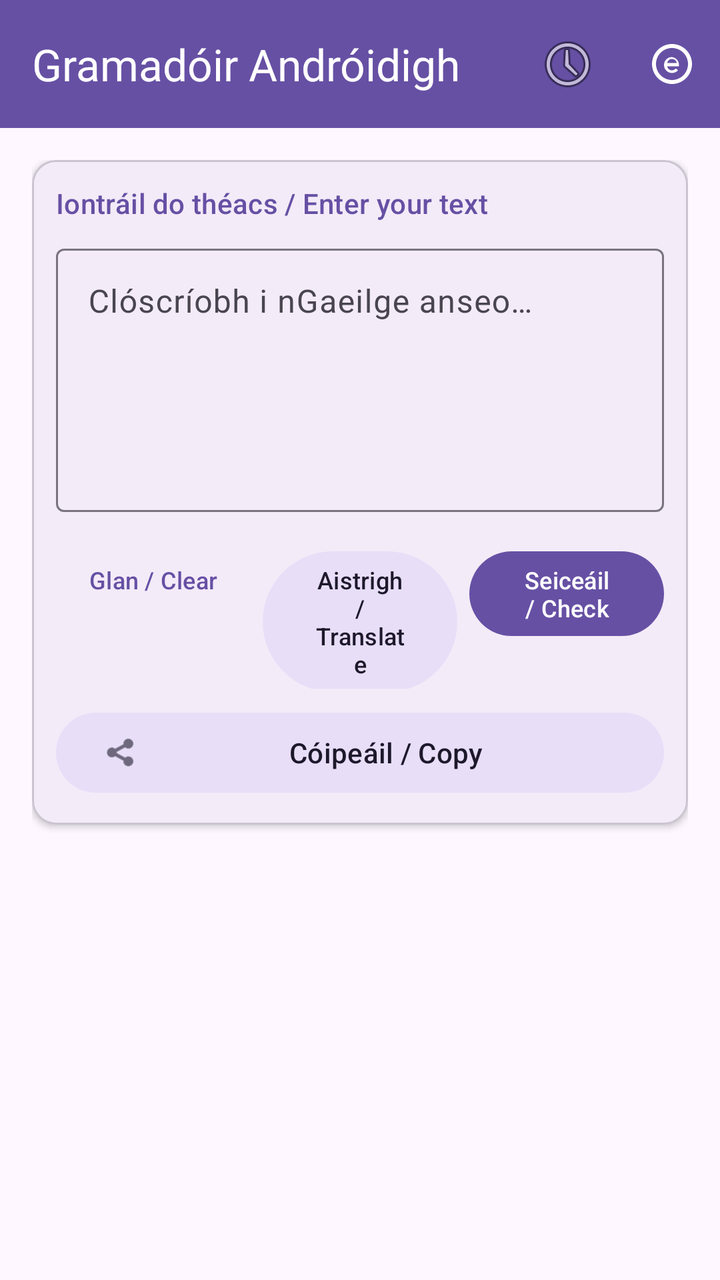
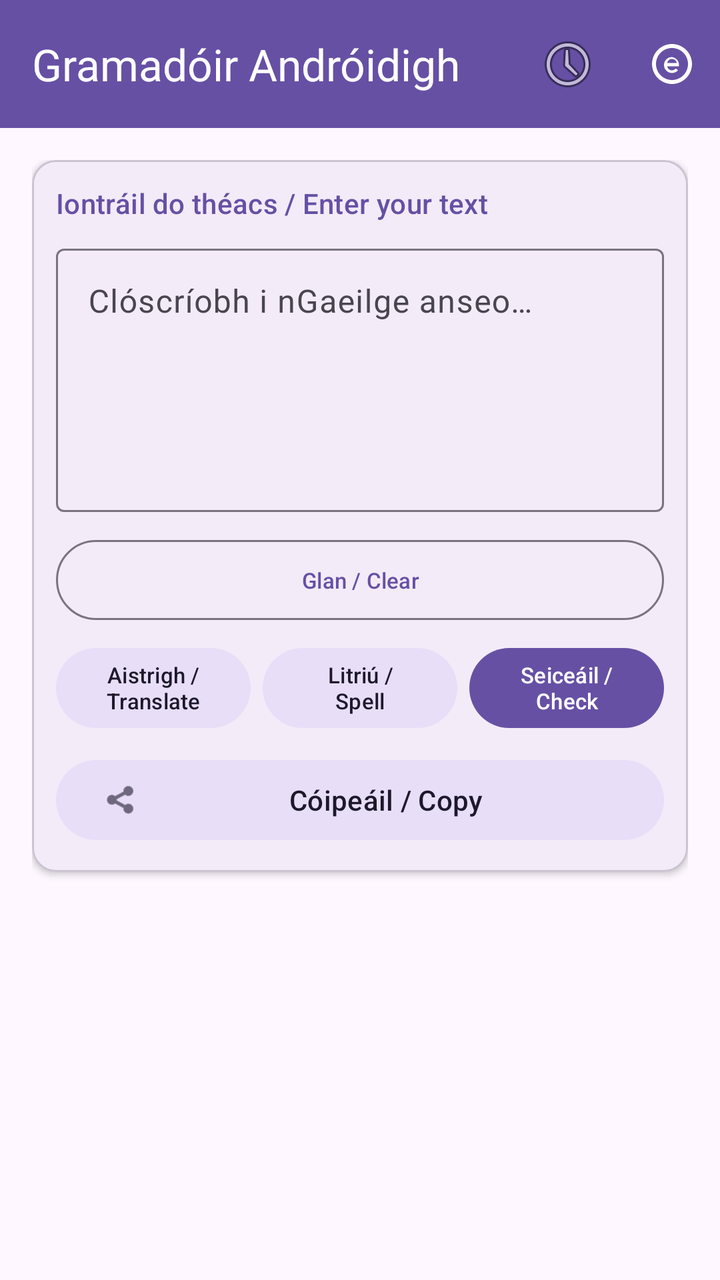

Two renders of the same Android screen: before a commit and after it. Below are the layout's source before the change and the commit's diff.
<!-- AndroidManifest.xml: application theme Theme.GramadoirApp -->
<!-- res/layout/activity_main.xml -->
<?xml version="1.0" encoding="utf-8"?>
<androidx.coordinatorlayout.widget.CoordinatorLayout
    xmlns:android="http://schemas.android.com/apk/res/android"
    xmlns:app="http://schemas.android.com/apk/res-auto"
    android:layout_width="match_parent"
    android:layout_height="match_parent"
    android:background="?attr/colorSurface">

    
    <com.google.android.material.appbar.AppBarLayout
        android:id="@+id/appBarLayout"
        android:layout_width="match_parent"
        android:layout_height="wrap_content">

        <com.google.android.material.appbar.MaterialToolbar
            android:id="@+id/toolbar"
            android:layout_width="match_parent"
            android:layout_height="?attr/actionBarSize"
            app:title="@string/app_name"
            app:titleTextColor="?attr/colorOnPrimary"
            android:background="?attr/colorPrimary"
            app:menu="@menu/menu_main"/>

    </com.google.android.material.appbar.AppBarLayout>

    
    <androidx.core.widget.NestedScrollView
        android:layout_width="match_parent"
        android:layout_height="match_parent"
        app:layout_behavior="@string/appbar_scrolling_view_behavior">

        <LinearLayout
            android:layout_width="match_parent"
            android:layout_height="wrap_content"
            android:orientation="vertical"
            android:padding="16dp">

            
            <com.google.android.material.card.MaterialCardView
                android:layout_width="match_parent"
                android:layout_height="wrap_content"
                android:layout_marginBottom="12dp"
                app:cardElevation="2dp"
                app:cardCornerRadius="12dp">

                <LinearLayout
                    android:layout_width="match_parent"
                    android:layout_height="wrap_content"
                    android:orientation="vertical"
                    android:padding="12dp">

                    <TextView
                        android:layout_width="wrap_content"
                        android:layout_height="wrap_content"
                        android:text="@string/label_input"
                        android:textAppearance="?attr/textAppearanceLabelLarge"
                        android:textColor="?attr/colorPrimary"
                        android:layout_marginBottom="8dp"/>

                    <com.google.android.material.textfield.TextInputLayout
                        android:id="@+id/textInputLayout"
                        style="@style/Widget.Material3.TextInputLayout.OutlinedBox"
                        android:layout_width="match_parent"
                        android:layout_height="wrap_content"
                        android:hint="@string/hint_enter_irish">

                        <com.google.android.material.textfield.TextInputEditText
                            android:id="@+id/editTextIrish"
                            android:layout_width="match_parent"
                            android:layout_height="wrap_content"
                            android:gravity="top"
                            android:inputType="textMultiLine|textCapSentences"
                            android:minLines="5"
                            android:maxLines="10"
                            android:scrollbars="vertical"
                            android:textSize="16sp" />

                    </com.google.android.material.textfield.TextInputLayout>

                    
                    <LinearLayout
                        android:layout_width="match_parent"
                        android:layout_height="wrap_content"
                        android:orientation="horizontal"
                        android:layout_marginTop="10dp"
                        android:gravity="end">

                        <com.google.android.material.button.MaterialButton
                            android:id="@+id/buttonClear"
                            style="@style/Widget.Material3.Button.TextButton"
                            android:layout_width="0dp"
                            android:layout_height="wrap_content"
                            android:layout_weight="1"
                            android:text="@string/button_clear"
                            android:textSize="12sp"/>

                        <com.google.android.material.button.MaterialButton
                            android:id="@+id/buttonTranslate"
                            style="@style/Widget.Material3.Button.TonalButton"
                            android:layout_width="0dp"
                            android:layout_height="wrap_content"
                            android:layout_weight="1"
                            android:layout_marginStart="6dp"
                            android:text="@string/button_translate"
                            android:textSize="12sp"/>

                        <com.google.android.material.button.MaterialButton
                            android:id="@+id/buttonCheck"
                            android:layout_width="0dp"
                            android:layout_height="wrap_content"
                            android:layout_weight="1"
                            android:layout_marginStart="6dp"
                            android:text="@string/button_check"
                            android:textSize="12sp"/>

                    </LinearLayout>

                    
                    <com.google.android.material.button.MaterialButton
                        android:id="@+id/buttonCopyText"
                        style="@style/Widget.Material3.Button.TonalButton"
                        android:layout_width="match_parent"
                        android:layout_height="wrap_content"
                        android:layout_marginTop="8dp"
                        android:text="@string/button_copy_text"
                        app:icon="@android:drawable/ic_menu_share"/>

                </LinearLayout>
            </com.google.android.material.card.MaterialCardView>

            
            <com.google.android.material.progressindicator.LinearProgressIndicator
                android:id="@+id/progressBar"
                android:layout_width="match_parent"
                android:layout_height="wrap_content"
                android:layout_marginBottom="8dp"
                android:visibility="gone"
                app:trackCornerRadius="4dp"
                android:indeterminate="true"/>

            
            <com.google.android.material.card.MaterialCardView
                android:id="@+id/cardResults"
                android:layout_width="match_parent"
                android:layout_height="wrap_content"
                android:visibility="gone"
                app:cardElevation="2dp"
                app:cardCornerRadius="12dp">

                <LinearLayout
                    android:layout_width="match_parent"
                    android:layout_height="wrap_content"
                    android:orientation="vertical"
                    android:padding="12dp">

                    <TextView
                        android:id="@+id/textResultsTitle"
                        android:layout_width="match_parent"
                        android:layout_height="wrap_content"
                        android:layout_marginBottom="8dp"
                        android:text="@string/label_results"
                        android:textAppearance="?attr/textAppearanceLabelLarge"
                        android:textColor="?attr/colorPrimary"/>

                    
                    <TextView
                        android:id="@+id/textNoErrors"
                        android:layout_width="match_parent"
                        android:layout_height="wrap_content"
                        android:text="@string/msg_no_errors"
                        android:textAppearance="?attr/textAppearanceBodyLarge"
                        android:textColor="@color/green_success"
                        android:visibility="gone"
                        android:padding="8dp"/>

                    
                    <LinearLayout
                        android:id="@+id/containerErrors"
                        android:layout_width="match_parent"
                        android:layout_height="wrap_content"
                        android:orientation="vertical" />

                </LinearLayout>
            </com.google.android.material.card.MaterialCardView>

            
            <com.google.android.material.card.MaterialCardView
                android:id="@+id/cardError"
                android:layout_width="match_parent"
                android:layout_height="wrap_content"
                android:layout_marginTop="8dp"
                android:visibility="gone"
                app:cardElevation="2dp"
                app:cardCornerRadius="12dp"
                app:cardBackgroundColor="?attr/colorErrorContainer">

                <TextView
                    android:id="@+id/textError"
                    android:layout_width="match_parent"
                    android:layout_height="wrap_content"
                    android:padding="16dp"
                    android:textColor="?attr/colorOnErrorContainer"
                    android:textAppearance="?attr/textAppearanceBodyMedium"/>

            </com.google.android.material.card.MaterialCardView>

            
            <com.google.android.material.progressindicator.LinearProgressIndicator
                android:id="@+id/progressBarTranslation"
                android:layout_width="match_parent"
                android:layout_height="wrap_content"
                android:layout_marginTop="8dp"
                android:layout_marginBottom="8dp"
                android:visibility="gone"
                app:trackCornerRadius="4dp"
                android:indeterminate="true"/>

            
            <com.google.android.material.card.MaterialCardView
                android:id="@+id/cardTranslation"
                android:layout_width="match_parent"
                android:layout_height="wrap_content"
                android:layout_marginTop="8dp"
                android:visibility="gone"
                app:cardElevation="2dp"
                app:cardCornerRadius="12dp">

                <LinearLayout
                    android:layout_width="match_parent"
                    android:layout_height="wrap_content"
                    android:orientation="vertical"
                    android:padding="12dp">

                    
                    <TextView
                        android:layout_width="match_parent"
                        android:layout_height="wrap_content"
                        android:text="@string/label_translation"
                        android:textAppearance="?attr/textAppearanceLabelLarge"
                        android:textColor="?attr/colorPrimary"
                        android:layout_marginBottom="8dp"/>

                    
                    <LinearLayout
                        android:layout_width="match_parent"
                        android:layout_height="wrap_content"
                        android:orientation="horizontal"
                        android:gravity="end"
                        android:layout_marginBottom="8dp">

                        <com.google.android.material.button.MaterialButton
                            android:id="@+id/buttonClearTranslation"
                            style="@style/Widget.Material3.Button.TextButton"
                            android:layout_width="wrap_content"
                            android:layout_height="wrap_content"
                            android:text="@string/button_clear"/>

                    </LinearLayout>

                    
                    <TextView
                        android:id="@+id/textTranslation"
                        android:layout_width="match_parent"
                        android:layout_height="wrap_content"
                        android:textAppearance="?attr/textAppearanceBodyLarge"
                        android:padding="8dp"
                        android:textIsSelectable="true"
                        android:lineSpacingMultiplier="1.3"/>

                </LinearLayout>
            </com.google.android.material.card.MaterialCardView>

        </LinearLayout>
    </androidx.core.widget.NestedScrollView>

</androidx.coordinatorlayout.widget.CoordinatorLayout>
<!-- resources referenced by this layout -->
<resources>
  <color name="green_success">#2E7D32</color>
  <string name="app_name">Gramadóir Andróidigh</string>
  <string name="button_check">Seiceáil / Check</string>
  <string name="button_clear">Glan / Clear</string>
  <string name="button_copy_text">Cóipeáil / Copy</string>
  <string name="button_translate">Aistrigh / Translate</string>
  <string name="hint_enter_irish">Clóscríobh i nGaeilge anseo…</string>
  <string name="label_input">Iontráil do théacs / Enter your text</string>
  <string name="label_results">Torthaí / Results</string>
  <string name="label_translation">Aistriúchán go Béarla / Translation to English</string>
  <string name="msg_no_errors">✓ Níl aon earráidí gramadaí! (No grammar errors found)</string>
  <style name="Theme.GramadoirApp" parent="Theme.Material3.DayNight.NoActionBar">
          
          <item name="colorPrimary">@color/md_theme_primary</item>
          <item name="colorOnPrimary">@color/md_theme_on_primary</item>
          <item name="colorPrimaryContainer">@color/md_theme_primary_container</item>
          <item name="colorOnPrimaryContainer">@color/md_theme_on_primary_container</item>
      </style>
  <color name="md_theme_primary">#6650A4</color>
  <color name="md_theme_on_primary">#FFFFFF</color>
  <color name="md_theme_primary_container">#EADDFF</color>
  <color name="md_theme_on_primary_container">#21005D</color>
</resources>

<!-- the commit's change to res/layout/activity_main.xml (unified diff, before → after) -->
@@ -78,21 +78,24 @@
                     </com.google.android.material.textfield.TextInputLayout>
 
                     
+                    <com.google.android.material.button.MaterialButton
+                        android:id="@+id/buttonClear"
+                        style="@style/Widget.Material3.Button.OutlinedButton"
+                        android:layout_width="match_parent"
+                        android:layout_height="wrap_content"
+                        android:layout_marginTop="10dp"
+                        android:paddingTop="4dp"
+                        android:paddingBottom="4dp"
+                        android:text="@string/button_clear"
+                        android:textSize="11sp"/>
+
+                    
                     <LinearLayout
                         android:layout_width="match_parent"
                         android:layout_height="wrap_content"
                         android:orientation="horizontal"
-                        android:layout_marginTop="10dp"
+                        android:layout_marginTop="6dp"
                         android:gravity="end">
-
-                        <com.google.android.material.button.MaterialButton
-                            android:id="@+id/buttonClear"
-                            style="@style/Widget.Material3.Button.TextButton"
-                            android:layout_width="0dp"
-                            android:layout_height="wrap_content"
-                            android:layout_weight="1"
-                            android:text="@string/button_clear"
-                            android:textSize="12sp"/>
 
                         <com.google.android.material.button.MaterialButton
                             android:id="@+id/buttonTranslate"
@@ -100,9 +103,18 @@
                             android:layout_width="0dp"
                             android:layout_height="wrap_content"
                             android:layout_weight="1"
+                            android:text="@string/button_translate"
+                            android:textSize="11sp"/>
+
+                        <com.google.android.material.button.MaterialButton
+                            android:id="@+id/buttonSpell"
+                            style="@style/Widget.Material3.Button.TonalButton"
+                            android:layout_width="0dp"
+                            android:layout_height="wrap_content"
+                            android:layout_weight="1"
                             android:layout_marginStart="6dp"
-                            android:text="@string/button_translate"
-                            android:textSize="12sp"/>
+                            android:text="@string/button_spell"
+                            android:textSize="11sp"/>
 
                         <com.google.android.material.button.MaterialButton
                             android:id="@+id/buttonCheck"
@@ -111,10 +123,9 @@
                             android:layout_weight="1"
                             android:layout_marginStart="6dp"
                             android:text="@string/button_check"
-                            android:textSize="12sp"/>
+                            android:textSize="11sp"/>
 
                     </LinearLayout>
-
                     
                     <com.google.android.material.button.MaterialButton
                         android:id="@+id/buttonCopyText"
@@ -131,6 +142,61 @@
             
             <com.google.android.material.progressindicator.LinearProgressIndicator
                 android:id="@+id/progressBar"
+                android:layout_width="match_parent"
+                android:layout_height="wrap_content"
+                android:layout_marginBottom="8dp"
+                android:visibility="gone"
+                app:trackCornerRadius="4dp"
+                android:indeterminate="true"/>
+
+
+            
+            <com.google.android.material.card.MaterialCardView
+                android:id="@+id/cardSpelling"
+                android:layout_width="match_parent"
+                android:layout_height="wrap_content"
+                android:visibility="gone"
+                app:cardElevation="2dp"
+                app:cardCornerRadius="12dp">
+
+                <LinearLayout
+                    android:layout_width="match_parent"
+                    android:layout_height="wrap_content"
+                    android:orientation="vertical"
+                    android:padding="12dp">
+
+                    <TextView
+                        android:layout_width="match_parent"
+                        android:layout_height="wrap_content"
+                        android:layout_marginBottom="8dp"
+                        android:text="@string/label_spelling"
+                        android:textAppearance="?attr/textAppearanceLabelLarge"
+                        android:textColor="?attr/colorPrimary"/>
+
+                    
+                    <TextView
+                        android:id="@+id/textNoSpellingErrors"
+                        android:layout_width="match_parent"
+                        android:layout_height="wrap_content"
+                        android:text="@string/msg_no_spelling_errors"
+                        android:textAppearance="?attr/textAppearanceBodyLarge"
+                        android:textColor="@color/green_success"
+                        android:visibility="gone"
+                        android:padding="8dp"/>
+
+                    
+                    <LinearLayout
+                        android:id="@+id/containerSpelling"
+                        android:layout_width="match_parent"
+                        android:layout_height="wrap_content"
+                        android:orientation="vertical"/>
+
+                </LinearLayout>
+            </com.google.android.material.card.MaterialCardView>
+
+            
+            <com.google.android.material.progressindicator.LinearProgressIndicator
+                android:id="@+id/progressBarSpelling"
                 android:layout_width="match_parent"
                 android:layout_height="wrap_content"
                 android:layout_marginBottom="8dp"
<!-- resource entries referenced after the edit -->
@@ -5,12 +5,15 @@
   <string name="button_check">Seiceáil / Check</string>
   <string name="button_clear">Glan / Clear</string>
   <string name="button_copy_text">Cóipeáil / Copy</string>
+  <string name="button_spell">Litriú / Spell</string>
   <string name="button_translate">Aistrigh / Translate</string>
   <string name="hint_enter_irish">Clóscríobh i nGaeilge anseo…</string>
   <string name="label_input">Iontráil do théacs / Enter your text</string>
   <string name="label_results">Torthaí / Results</string>
+  <string name="label_spelling">Litriú / Spelling</string>
   <string name="label_translation">Aistriúchán go Béarla / Translation to English</string>
   <string name="msg_no_errors">✓ Níl aon earráidí gramadaí! (No grammar errors found)</string>
+  <string name="msg_no_spelling_errors">✓ Níl aon earráidí litrithe! (No spelling errors found)</string>
   <style name="Theme.GramadoirApp" parent="Theme.Material3.DayNight.NoActionBar">
           
           <item name="colorPrimary">@color/md_theme_primary</item>
